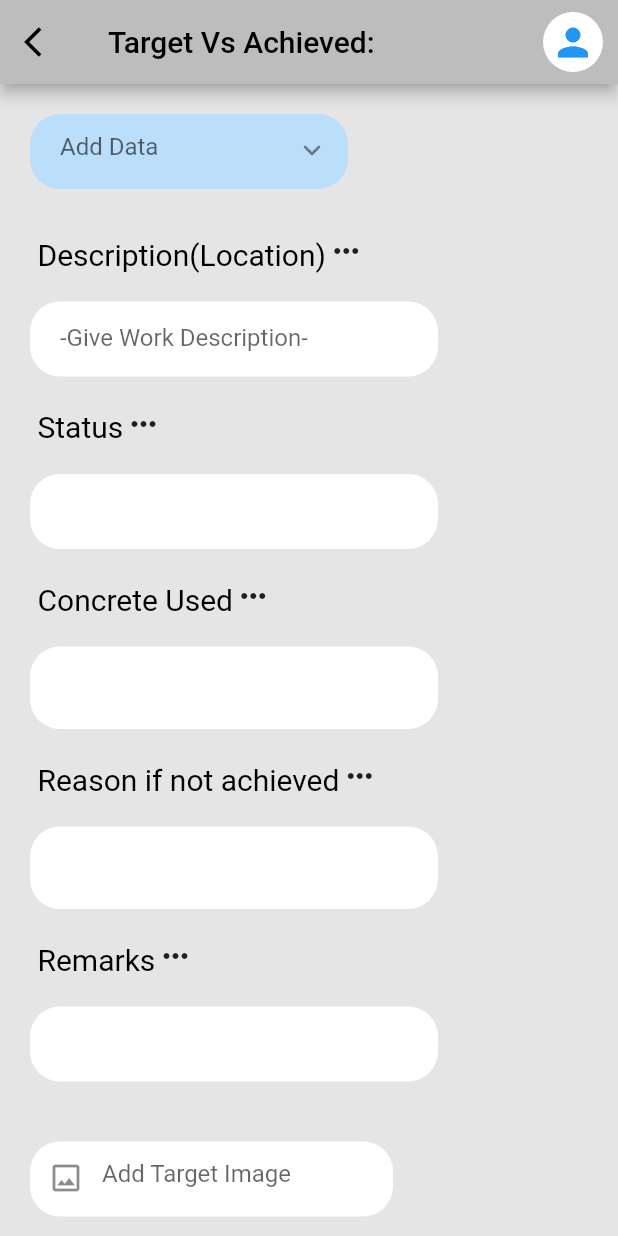
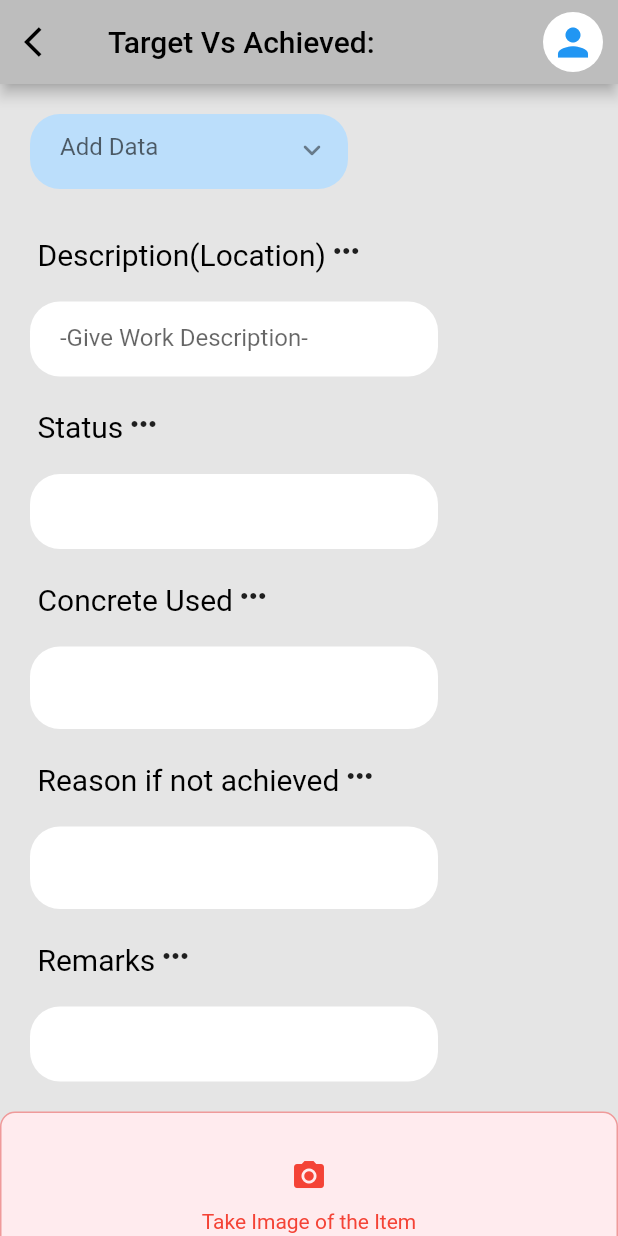
Before and after one commit to priyansh1211/4NerdyGuys, a Flutter app: the TargetVsAchieved screen opened directly, on a phone screen of 412 x 824 dp. Run offline on Flutter 3.47's test engine with Material 2 defaults, Android fonts, the phone set to English and light mode, and no system bars; our stand-ins replace dropdown_button2, flutter_otp_text_field, get, image_picker, percent_indicator; missing offline and left inert: otp_timer_button.

Commit message:
Image from camera and gallery done

```diff
--- a/lib/pages/TargetVsAchieved.dart
+++ b/lib/pages/TargetVsAchieved.dart
@@ -1,5 +1,9 @@
+import 'dart:io';
 import 'package:flutter/material.dart';
+import 'package:flutter/services.dart';
 import 'package:get/get.dart';
+import 'package:image_picker/image_picker.dart';
+
 class TargetVsAchieved extends StatefulWidget {
   const TargetVsAchieved({Key? key}) : super(key: key);
 
@@ -8,12 +12,42 @@ class TargetVsAchieved extends StatefulWidget {
 }
 
 class _TargetVsAchievedState extends State<TargetVsAchieved> {
+  // File? image;
+  // Future pickImage() async{
+  //  try{
+  //    final image = await ImagePicker().pickImage(source: ImageSource.gallery);
+  //    if (image==null) return;
+  //
+  //    final imageTemporary = File(image.path);
+  //    setState(()=>this.image = imageTemporary);
+  //  }on PlatformException catch (e) {
+  //    print('Failed to pick image: $e');
+  //  }
+  // }
+  File? _image;
+
+  Future getImagefromCamera() async{
+
+    var image = await ImagePicker().pickImage(source: ImageSource.camera);
+
+    setState(() {
+      _image = image as File?;
+    });
+  }
+  Future getImagefromGallery() async{
+
+    var image = await ImagePicker().pickImage(source: ImageSource.gallery);
+
+    setState(() {
+      _image = image as File?;
+    });
+  }
+
   @override
   Widget build(BuildContext context) {
     return Scaffold(
       backgroundColor: const Color(0xffE5E5E5),
       appBar: AppBar(
-
         automaticallyImplyLeading: false,
         backgroundColor: Colors.grey.shade400,
         title: const Text(
@@ -70,18 +104,22 @@ class _TargetVsAchievedState extends State<TargetVsAchieved> {
           ),
           const SizedBox(height: 10,),
           Padding(
-              padding: EdgeInsets.only(left: 25),
+              padding: const EdgeInsets.only(left: 25),
               child: Text.rich(
                 TextSpan(
                   children: [
-                    TextSpan(text: 'Description(Location)',style: TextStyle(color: Colors.black, fontSize: 20)),
-                    WidgetSpan(child: SizedBox(width: MediaQuery.of(context).devicePixelRatio,)),
-                    WidgetSpan(child: Icon(Icons.more_horiz)),
+                    const TextSpan(
+                        text: 'Description(Location)',
+                        style: TextStyle(color: Colors.black, fontSize: 20)),
+                    WidgetSpan(
+                        child: SizedBox(
+                      width: MediaQuery.of(context).devicePixelRatio,
+                    )),
+                    const WidgetSpan(child: Icon(Icons.more_horiz)),
                     // TextSpan(text: 'to add'),
                   ],
                 ),
-              )
-          ),
+              )),
           Padding(
             padding: const EdgeInsets.all(20),
             child: Container(
@@ -101,18 +139,22 @@ class _TargetVsAchievedState extends State<TargetVsAchieved> {
             ),
           ),
           Padding(
-              padding: EdgeInsets.only(left: 25),
+              padding: const EdgeInsets.only(left: 25),
               child: Text.rich(
                 TextSpan(
                   children: [
-                    TextSpan(text: 'Status',style: TextStyle(color: Colors.black, fontSize: 20)),
-                    WidgetSpan(child: SizedBox(width: MediaQuery.of(context).devicePixelRatio,)),
-                    WidgetSpan(child: Icon(Icons.more_horiz)),
+                    const TextSpan(
+                        text: 'Status',
+                        style: TextStyle(color: Colors.black, fontSize: 20)),
+                    WidgetSpan(
+                        child: SizedBox(
+                      width: MediaQuery.of(context).devicePixelRatio,
+                    )),
+                    const WidgetSpan(child: Icon(Icons.more_horiz)),
                     // TextSpan(text: 'to add'),
                   ],
                 ),
-              )
-          ),
+              )),
           Padding(
             padding: const EdgeInsets.all(20),
             child: Container(
@@ -133,18 +175,22 @@ class _TargetVsAchievedState extends State<TargetVsAchieved> {
           ),
           //SizedBox(height: 10,),
           Padding(
-              padding: EdgeInsets.only(left: 25),
+              padding: const EdgeInsets.only(left: 25),
               child: Text.rich(
                 TextSpan(
                   children: [
-                    TextSpan(text: 'Concrete Used',style: TextStyle(color: Colors.black, fontSize: 20)),
-                    WidgetSpan(child: SizedBox(width: MediaQuery.of(context).devicePixelRatio,)),
-                    WidgetSpan(child: Icon(Icons.more_horiz)),
+                    const TextSpan(
+                        text: 'Concrete Used',
+                        style: TextStyle(color: Colors.black, fontSize: 20)),
+                    WidgetSpan(
+                        child: SizedBox(
+                      width: MediaQuery.of(context).devicePixelRatio,
+                    )),
+                    const WidgetSpan(child: Icon(Icons.more_horiz)),
                     // TextSpan(text: 'to add'),
                   ],
                 ),
-              )
-          ),
+              )),
           Padding(
             padding: const EdgeInsets.all(20),
             child: Container(
@@ -164,18 +210,22 @@ class _TargetVsAchievedState extends State<TargetVsAchieved> {
           ),
           //SizedBox(height: 10,),
           Padding(
-              padding: EdgeInsets.only(left: 25),
+              padding: const EdgeInsets.only(left: 25),
               child: Text.rich(
                 TextSpan(
                   children: [
-                    TextSpan(text: 'Reason if not achieved',style: TextStyle(color: Colors.black, fontSize: 20)),
-                    WidgetSpan(child: SizedBox(width: MediaQuery.of(context).devicePixelRatio,)),
-                    WidgetSpan(child: Icon(Icons.more_horiz)),
+                    const TextSpan(
+                        text: 'Reason if not achieved',
+                        style: TextStyle(color: Colors.black, fontSize: 20)),
+                    WidgetSpan(
+                        child: SizedBox(
+                      width: MediaQuery.of(context).devicePixelRatio,
+                    )),
+                    const WidgetSpan(child: Icon(Icons.more_horiz)),
                     // TextSpan(text: 'to add'),
                   ],
                 ),
-              )
-          ),
+              )),
           Padding(
             padding: const EdgeInsets.all(20),
             child: Container(
@@ -195,18 +245,22 @@ class _TargetVsAchievedState extends State<TargetVsAchieved> {
           ),
           //SizedBox(height: 10,),
           Padding(
-              padding: EdgeInsets.only(left: 25),
+              padding: const EdgeInsets.only(left: 25),
               child: Text.rich(
                 TextSpan(
                   children: [
-                    TextSpan(text: 'Remarks',style: TextStyle(color: Colors.black, fontSize: 20)),
-                    WidgetSpan(child: SizedBox(width: MediaQuery.of(context).devicePixelRatio,)),
-                    WidgetSpan(child: Icon(Icons.more_horiz)),
+                    const TextSpan(
+                        text: 'Remarks',
+                        style: TextStyle(color: Colors.black, fontSize: 20)),
+                    WidgetSpan(
+                        child: SizedBox(
+                      width: MediaQuery.of(context).devicePixelRatio,
+                    )),
+                    const WidgetSpan(child: Icon(Icons.more_horiz)),
                     // TextSpan(text: 'to add'),
                   ],
                 ),
-              )
-          ),
+              )),
           Padding(
             padding: const EdgeInsets.all(20),
             child: Container(
@@ -225,47 +279,53 @@ class _TargetVsAchievedState extends State<TargetVsAchieved> {
               ),
             ),
           ),
-          Padding(
-            padding: const EdgeInsets.all(20),
-            child: Container(
-              height: 50,
-              margin: const EdgeInsets.only(right: 130),
-              decoration: BoxDecoration(
-                color: Colors.white,
-                borderRadius: BorderRadius.circular(20),
+          // buildButton(
+          //   title: "Pick from Gallery",
+          //   icon: Icons.image_outlined,
+          //   onClicked:(){} =>pickImage(),
+          // ),
+          // const SizedBox(
+          //   height: 20,
+          // ),
+          // buildButton(
+          //   title: "Pick from Camera",
+          //   icon:Icons.camera_alt_outlined,
+          //   onClicked:(){},
+          // ),
+          GestureDetector(
+            onTap: getImagefromCamera,
+            child: _image == null ? Container(decoration: BoxDecoration(color: Colors.red[50],border: Border.all(color: Colors.red.shade200, width: 1.0),borderRadius: BorderRadius.circular(10.0)),
+                child: Column(
+                  children: <Widget>[
+                    SizedBox(height:30.0),
+                    Icon(Icons.camera_alt, color: Colors.red),
+                    SizedBox(height: 10.0),
+                    Text('Take Image of the Item', style: TextStyle(color: Colors.red)),
+                    SizedBox(height: 30.0)
+                  ],
+                )) : Image.file(_image!),
           ),
-              child: const TextField(decoration: InputDecoration(
-                prefixIcon: Icon(Icons.insert_photo_outlined),
-                hintText: 'Add Target Image',
-                border: InputBorder.none,
+          GestureDetector(
+            onTap: getImagefromGallery,
+            child: _image == null ? Container(decoration: BoxDecoration(color: Colors.red[50],border: Border.all(color: Colors.red.shade200, width: 1.0),borderRadius: BorderRadius.circular(10.0)),
+                child: Column(
+                  children: <Widget>[
+                    SizedBox(height:30.0,width: 20),
+                    Icon(Icons.camera_alt, color: Colors.red),
+                    SizedBox(height: 10.0),
+                    Text('Choose image from gallery', style: TextStyle(color: Colors.red)),
+                    SizedBox(height: 30.0)
+                  ],
+                )) : Image.file(_image!),
           ),
-              ),
-            ),
-          ),
-          Padding(
-            padding: const EdgeInsets.all(20),
-            child: Container(
-              height: 50,
-              margin: const EdgeInsets.only(right: 110),
-              decoration: BoxDecoration(
-                color: Colors.white,
-                borderRadius: BorderRadius.circular(20),
-              ),
-              child: const TextField(decoration: InputDecoration(
-                prefixIcon: Icon(Icons.add_a_photo),
-                hintText: 'Add Achieved Image',
-                border: InputBorder.none,
-              ),
-              ),
-            ),
-          ),
-          const SizedBox(height: 20,),
+
           Center(
             child: Column(
               mainAxisAlignment: MainAxisAlignment.center,
               crossAxisAlignment: CrossAxisAlignment.center,
               children: [
-                ElevatedButton(onPressed: (){
+                ElevatedButton(
+                  onPressed: () {
                     Get.defaultDialog(
                       title: "Report has been created!",
                       middleText: "Do you want to download?",
@@ -283,12 +343,15 @@ class _TargetVsAchievedState extends State<TargetVsAchieved> {
                       cancelTextColor: Colors.white,
                       textConfirm: "YES",
                       confirmTextColor: Colors.white,
-                    onConfirm: ()
-                    {
-                      Navigator.push(context, MaterialPageRoute(builder: (context)=>TargetVsAchieved()));
+                      onConfirm: () {
+                        Navigator.push(
+                            context,
+                            MaterialPageRoute(
+                                builder: (context) =>
+                                    const TargetVsAchieved()));
                       },
                       radius: 30,
-                    buttonColor: Color(0xff009AFF),
+                      buttonColor: const Color(0xff009AFF),
                       // barrierDismissible: false,
                       backgroundColor: const Color(0xff009AFF),
                     );
@@ -307,5 +370,24 @@ class _TargetVsAchievedState extends State<TargetVsAchieved> {
         ],
       ),
     );
+    // Widget buildButton({
+    //   required String title,
+    //   required IconData icon,
+    //   required VoidCallback onClicked,
+    // })=>
+    //     ElevatedButton(
+    //     style: ElevatedButton.styleFrom(
+    //       minimumSize: Size.fromHeight(56),
+    //       primary: Colors.white,
+    //       onPrimary: Colors.black,
+    //       textStyle: TextStyle(fontSize: 20),
+    //     ),
+    //     child: Row(
+    //       children: [
+    //         Icon(icon,size: 28,),
+    //         const SizedBox(width: 16),
+    //         Text(title),
+    //       ],
+    //     ));
   }
 }
--- a/lib/pages/home_page.dart
+++ b/lib/pages/home_page.dart
@@ -1,5 +1,6 @@
 import 'package:flutter/material.dart';
 import 'package:flutter_app/pages/ActiveEmployees.dart';
+import 'package:flutter_app/pages/DashboardPage.dart';
 import 'package:flutter_app/pages/Edit_Project.dart';
 import 'package:flutter_app/pages/Project.dart';
 
@@ -174,7 +175,9 @@ class _HomePageState extends State<HomePage> {
 
                               ],
                             ),
-                            onTap: (){},
+                            onTap: (){
+                              Navigator.push(context, MaterialPageRoute(builder: (context)=>DashboardPage()));
+                            },
                           )
                         ),
                       ],
--- a/pubspec.yaml
+++ b/pubspec.yaml
@@ -42,6 +42,8 @@ dependencies:
   cupertino_icons: ^1.0.2
   percent_indicator: ^3.4.0
   charts_flutter: ^0.9.0
+  image_picker: ^0.8.6
+  http: ^0.13.5
 
 dev_dependencies:
   flutter_test:
```
Also changed, not shown: lib/pages/ActiveEmployees.dart (+80 -43 lines), lib/pages/MachineryReport.dart (+26 -20 lines), lib/pages/ManPowerReport.dart (+10 -25 lines), pubspec.lock. Lines whose indentation alone changed are shown as unchanged.
